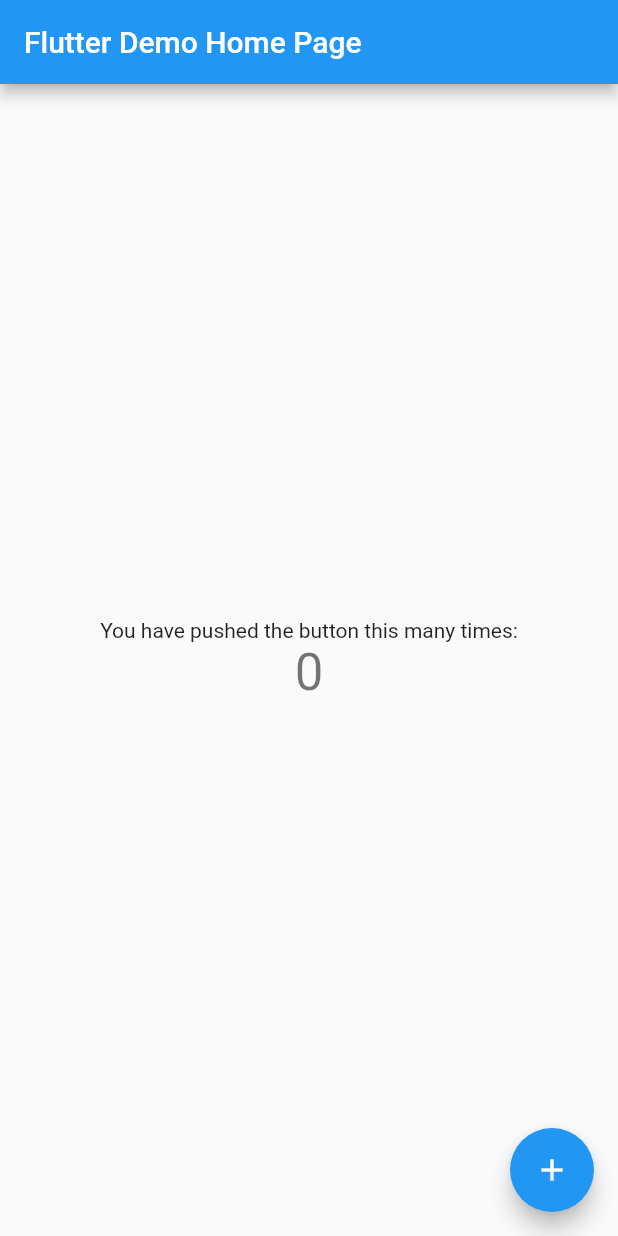
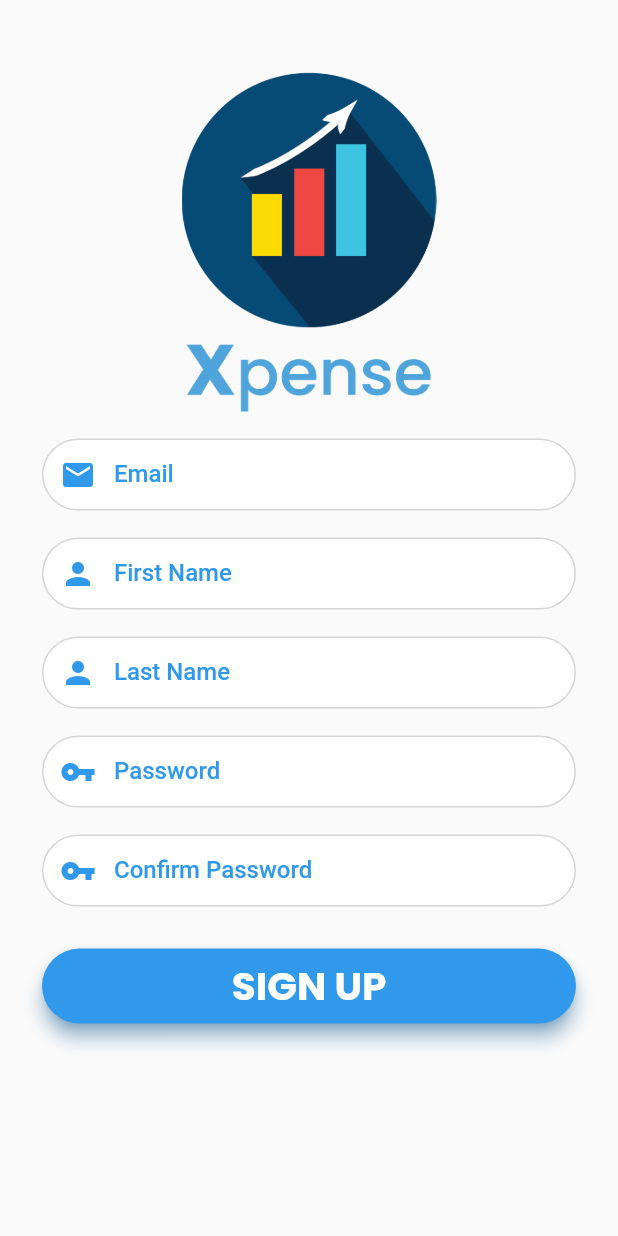
Before and after one commit to nbhatta34/XpenseApp-Android, a Flutter app: the screen it shows after launch, on a phone screen of 412 x 824 dp. Run offline on Flutter 3.47's test engine with Material 2 defaults, Android fonts, the light colour scheme and no system bars; our stand-ins replace fluttertoast, google_fonts.

Commit message:
Register Completed

```diff
--- a/analysis_options.yaml
+++ b/analysis_options.yaml
@@ -22,6 +22,7 @@
   # `// ignore_for_file: name_of_lint` syntax on the line or in the file
   # producing the lint.
   rules:
+    prefer_litter_constructors:false
     # avoid_print: false  # Uncomment to disable the `avoid_print` rule
     # prefer_single_quotes: true  # Uncomment to enable the `prefer_single_quotes` rule
 
--- /dev/null
+++ b/lib/Screens/RegisterScreen.dart
@@ -0,0 +1,296 @@
+import 'package:flutter/material.dart';
+import 'package:fluttertoast/fluttertoast.dart';
+import 'package:google_fonts/google_fonts.dart';
+import 'package:xpense_android/http/HttpUser.dart';
+import 'package:xpense_android/model/UserModel.dart';
+
+
+
+class RegisterScreen extends StatefulWidget {
+  const RegisterScreen({Key? key}) : super(key: key);
+
+  @override
+  _RegisterScreenState createState() => _RegisterScreenState();
+}
+
+class _RegisterScreenState extends State<RegisterScreen> {
+  final _formKey = GlobalKey<FormState>();
+
+  String email = "";
+  String fname = "";
+  String lname = "";
+  String password = "";
+  String confPassword = "";
+
+  Future<bool> registerUser(User u) {
+    var res = HttpConnectUser().registerPost(u);
+    return res;
+  }
+
+  @override
+  Widget build(BuildContext context) {
+    // final iconButton = IconButton(
+    //   splashColor: Colors.transparent,
+    //   onPressed: () {
+    //     Navigator.push(
+    //       context,
+    //       MaterialPageRoute(
+    //         builder: (context) => LoginScreen(),
+    //       ),
+    //     );
+    //   },
+    //   icon: Icon(
+    //     Icons.arrow_back_rounded,
+    //     color: Colors.orangeAccent,
+    //     size: 35,
+    //   ),
+    // );
+
+    final signupButton = SizedBox(
+      width: double.infinity,
+      height: 50,
+      child: ElevatedButton(
+        onPressed: () async {
+          if (_formKey.currentState!.validate()) {
+            _formKey.currentState!.save();
+            print(fname + lname + email + password);
+            User u = User(
+                firstname: fname,
+                lastname: lname,
+                email: email,
+                password: password);
+            bool isCreated = await registerUser(u);
+            if (isCreated) {
+
+              Fluttertoast.showToast(
+                msg: "Register Successful",
+                backgroundColor: Colors.greenAccent,
+                fontSize: 16,
+                gravity: ToastGravity.TOP,
+              );
+            } else {
+              Fluttertoast.showToast(
+                msg: "Failed To Create User",
+                backgroundColor: Colors.greenAccent,
+                fontSize: 16,
+                gravity: ToastGravity.TOP,
+              );
+            }
+          }
+        },
+        key: Key("register"),
+        child: Text(
+          "SIGN UP",
+          style: GoogleFonts.poppins(color: Colors.white, fontSize: 26),
+        ),
+        style: ElevatedButton.styleFrom(
+          primary: Color(0xff3099EC),
+          shadowColor: Color(0xff3099EC),
+          elevation: 5,
+          // padding: EdgeInsets.symmetric(horizontal: 115, vertical: 8),
+          shape: new RoundedRectangleBorder(
+            borderRadius: new BorderRadius.circular(30),
+          ),
+          textStyle: TextStyle(fontSize: 30, fontWeight: FontWeight.bold),
+        ),
+      ),
+    );
+
+    return SafeArea(
+      child: Scaffold(
+        backgroundColor: Theme.of(context).scaffoldBackgroundColor,
+        body: SingleChildScrollView(
+          child: Container(
+            child: Form(
+              key: _formKey,
+              child: Column(
+                children: [
+                  Image(
+                    image: AssetImage("assets/images/xpense1.png"),
+                    width: 170,
+                  ),
+                  Padding(
+                    padding:
+                        const EdgeInsets.only(left: 28.0, right: 28, top: 0),
+                    child: TextFormField(
+                      onSaved: (value) {
+                        email = value!;
+                        print(email);
+                      },
+                      decoration: InputDecoration(
+                        contentPadding: EdgeInsets.symmetric(vertical: 10),
+                        filled: true,
+                        fillColor: Theme.of(context).cardColor,
+                        labelText: "Email",
+                        labelStyle: TextStyle(
+                            fontWeight: FontWeight.w500,
+                            color: Color(0xff3099EC)),
+                        prefixIcon: Icon(
+                          Icons.mail,
+                          color: Color(0xff3099EC),
+                        ),
+                        enabledBorder: OutlineInputBorder(
+                          borderSide: BorderSide(
+                              color: Color.fromARGB(111, 161, 161, 161)),
+                          borderRadius: BorderRadius.circular(30),
+                        ),
+                        focusedBorder: OutlineInputBorder(
+                          borderSide: BorderSide(
+                              color: Color.fromARGB(111, 161, 161, 161)),
+                          borderRadius: BorderRadius.circular(30),
+                        ),
+                      ),
+                    ),
+                  ),
+                  Padding(
+                    padding:
+                        const EdgeInsets.only(left: 28.0, right: 28, top: 18),
+                    child: TextFormField(
+                      onSaved: (value) {
+                        fname = value!;
+                        print(fname);
+                      },
+                      key: Key("fname"),
+                      decoration: InputDecoration(
+                        contentPadding: EdgeInsets.symmetric(vertical: 10),
+                        filled: true,
+                        fillColor: Theme.of(context).cardColor,
+                        labelText: "First Name",
+                        labelStyle: TextStyle(
+                            fontWeight: FontWeight.w500,
+                            color: Color(0xff3099EC)),
+                        prefixIcon: Icon(
+                          Icons.person,
+                          color: Color(0xff3099EC),
+                        ),
+                        enabledBorder: OutlineInputBorder(
+                          borderSide: BorderSide(
+                              color: Color.fromARGB(111, 161, 161, 161)),
+                          borderRadius: BorderRadius.circular(30),
+                        ),
+                        focusedBorder: OutlineInputBorder(
+                          borderSide: BorderSide(
+                              color: Color.fromARGB(111, 161, 161, 161)),
+                          borderRadius: BorderRadius.circular(30),
+                        ),
+                      ),
+                    ),
+                  ),
+                  Padding(
+                    padding:
+                        const EdgeInsets.only(left: 28.0, right: 28, top: 18),
+                    child: TextFormField(
+                      onSaved: (value) {
+                        lname = value!;
+                        print(lname);
+                      },
+                      key: Key("lname"),
+                      decoration: InputDecoration(
+                        contentPadding: EdgeInsets.symmetric(vertical: 10),
+                        filled: true,
+                        fillColor: Theme.of(context).cardColor,
+                        labelText: "Last Name",
+                        labelStyle: TextStyle(
+                            fontWeight: FontWeight.w500,
+                            color: Color(0xff3099EC)),
+                        prefixIcon: Icon(
+                          Icons.person,
+                          color: Color(0xff3099EC),
+                        ),
+                        enabledBorder: OutlineInputBorder(
+                          borderSide: BorderSide(
+                              color: Color.fromARGB(111, 161, 161, 161)),
+                          borderRadius: BorderRadius.circular(30),
+                        ),
+                        focusedBorder: OutlineInputBorder(
+                          borderSide: BorderSide(
+                              color: Color.fromARGB(111, 161, 161, 161)),
+                          borderRadius: BorderRadius.circular(30),
+                        ),
+                      ),
+                    ),
+                  ),
+                  Padding(
+                    padding:
+                        const EdgeInsets.only(left: 28.0, right: 28, top: 18),
+                    child: TextFormField(
+                      onSaved: (value) {
+                        password = value!;
+                        print(password);
+                      },
+                      key: Key("password"),
+                      obscureText: true,
+                      decoration: InputDecoration(
+                        contentPadding: EdgeInsets.symmetric(vertical: 10),
+                        filled: true,
+                        fillColor: Theme.of(context).cardColor,
+                        labelText: "Password",
+                        labelStyle: TextStyle(
+                            fontWeight: FontWeight.w500,
+                            color: Color(0xff3099EC)),
+                        prefixIcon: Icon(
+                          Icons.vpn_key_sharp,
+                          color: Color(0xff3099EC),
+                        ),
+                        enabledBorder: OutlineInputBorder(
+                          borderSide: BorderSide(
+                              color: Color.fromARGB(111, 161, 161, 161)),
+                          borderRadius: BorderRadius.circular(30),
+                        ),
+                        focusedBorder: OutlineInputBorder(
+                          borderSide: BorderSide(
+                              color: Color.fromARGB(111, 161, 161, 161)),
+                          borderRadius: BorderRadius.circular(30),
+                        ),
+                      ),
+                    ),
+                  ),
+                  Padding(
+                    padding:
+                        const EdgeInsets.only(left: 28.0, right: 28, top: 18),
+                    child: TextFormField(
+                      onSaved: (value) {
+                        confPassword = value!;
+                        print(confPassword);
+                      },
+                      key: Key("confpassword"),
+                      obscureText: true,
+                      decoration: InputDecoration(
+                        contentPadding: EdgeInsets.symmetric(vertical: 10),
+                        filled: true,
+                        fillColor: Theme.of(context).cardColor,
+                        labelText: "Confirm Password",
+                        labelStyle: TextStyle(
+                            fontWeight: FontWeight.w500,
+                            color: Color(0xff3099EC)),
+                        prefixIcon: Icon(
+                          Icons.vpn_key_sharp,
+                          color: Color(0xff3099EC),
+                        ),
+                        enabledBorder: OutlineInputBorder(
+                          borderSide: BorderSide(
+                              color: Color.fromARGB(111, 161, 161, 161)),
+                          borderRadius: BorderRadius.circular(30),
+                        ),
+                        focusedBorder: OutlineInputBorder(
+                          borderSide: BorderSide(
+                              color: Color.fromARGB(111, 161, 161, 161)),
+                          borderRadius: BorderRadius.circular(30),
+                        ),
+                      ),
+                    ),
+                  ),
+                  Padding(
+                    padding: const EdgeInsets.only(
+                        left: 28.0, right: 28, top: 28, bottom: 20),
+                    child: signupButton,
+                  ),
+                ],
+              ),
+            ),
+          ),
+        ),
+      ),
+    );
+  }
+}
--- /dev/null
+++ b/lib/http/HttpUser.dart
@@ -0,0 +1,42 @@
+import 'dart:convert';
+import 'dart:io';
+import 'package:flutter/material.dart';
+import 'package:fluttertoast/fluttertoast.dart';
+import 'package:http/http.dart';
+import 'package:http/http.dart' as http;
+import 'package:xpense_android/model/UserModel.dart';
+import 'package:xpense_android/response/ResponseUser.dart';
+
+
+class HttpConnectUser {
+  Future<http.Response> get(String endpoint) async {
+    var url = Uri.parse(endpoint);
+    var response = await http.get(url);
+    return response;
+  }
+
+// +++++++++++++++++++++++++++++++++     Register  User  Function     ++++++++++++++++++++++++++++
+  String baseurl = 'http://10.0.2.2:3000/';
+  static String token = '';
+
+  //sending data to the server--- creating user
+  Future<bool> registerPost(User user) async {
+    Map<String, dynamic> userMap = {
+      "email": user.email,
+      "fname": user.firstname,
+      "lname": user.lastname,
+      "password": user.password,
+    };
+
+    // print("User Map: ${userMap}");
+
+    final response =
+        await post(Uri.parse(baseurl + 'auth/register/'), body: userMap);
+    if (response.statusCode == 200) {
+      var usrRes = ResponseUser.fromJson(jsonDecode(response.body));
+      return usrRes.success!;
+    } else {
+      return false;
+    }
+  }
+}
--- a/lib/main.dart
+++ b/lib/main.dart
@@ -1,6 +1,8 @@
 import 'package:flutter/material.dart';
+import 'package:xpense_android/Screens/RegisterScreen.dart';
 
-void main() {
+
+void main() async {
   runApp(const MyApp());
 }
 
@@ -11,105 +13,12 @@
   @override
   Widget build(BuildContext context) {
     return MaterialApp(
+      debugShowCheckedModeBanner: false,
       title: 'Flutter Demo',
       theme: ThemeData(
-        // This is the theme of your application.
-        //
-        // Try running your application with "flutter run". You'll see the
-        // application has a blue toolbar. Then, without quitting the app, try
-        // changing the primarySwatch below to Colors.green and then invoke
-        // "hot reload" (press "r" in the console where you ran "flutter run",
-        // or simply save your changes to "hot reload" in a Flutter IDE).
-        // Notice that the counter didn't reset back to zero; the application
-        // is not restarted.
         primarySwatch: Colors.blue,
       ),
-      home: const MyHomePage(title: 'Flutter Demo Home Page'),
+      home: RegisterScreen(),
     );
   }
 }
-
-class MyHomePage extends StatefulWidget {
-  const MyHomePage({Key? key, required this.title}) : super(key: key);
-
-  // This widget is the home page of your application. It is stateful, meaning
-  // that it has a State object (defined below) that contains fields that affect
-  // how it looks.
-
-  // This class is the configuration for the state. It holds the values (in this
-  // case the title) provided by the parent (in this case the App widget) and
-  // used by the build method of the State. Fields in a Widget subclass are
-  // always marked "final".
-
-  final String title;
-
-  @override
-  State<MyHomePage> createState() => _MyHomePageState();
-}
-
-class _MyHomePageState extends State<MyHomePage> {
-  int _counter = 0;
-
-  void _incrementCounter() {
-    setState(() {
-      // This call to setState tells the Flutter framework that something has
-      // changed in this State, which causes it to rerun the build method below
-      // so that the display can reflect the updated values. If we changed
-      // _counter without calling setState(), then the build method would not be
-      // called again, and so nothing would appear to happen.
-      _counter++;
-    });
-  }
-
-  @override
-  Widget build(BuildContext context) {
-    // This method is rerun every time setState is called, for instance as done
-    // by the _incrementCounter method above.
-    //
-    // The Flutter framework has been optimized to make rerunning build methods
-    // fast, so that you can just rebuild anything that needs updating rather
-    // than having to individually change instances of widgets.
-    return Scaffold(
-      appBar: AppBar(
-        // Here we take the value from the MyHomePage object that was created by
-        // the App.build method, and use it to set our appbar title.
-        title: Text(widget.title),
-      ),
-      body: Center(
-        // Center is a layout widget. It takes a single child and positions it
-        // in the middle of the parent.
-        child: Column(
-          // Column is also a layout widget. It takes a list of children and
-          // arranges them vertically. By default, it sizes itself to fit its
-          // children horizontally, and tries to be as tall as its parent.
-          //
-          // Invoke "debug painting" (press "p" in the console, choose the
-          // "Toggle Debug Paint" action from the Flutter Inspector in Android
-          // Studio, or the "Toggle Debug Paint" command in Visual Studio Code)
-          // to see the wireframe for each widget.
-          //
-          // Column has various properties to control how it sizes itself and
-          // how it positions its children. Here we use mainAxisAlignment to
-          // center the children vertically; the main axis here is the vertical
-          // axis because Columns are vertical (the cross axis would be
-          // horizontal).
-          mainAxisAlignment: MainAxisAlignment.center,
-          children: <Widget>[
-            const Text(
-              'You have pushed the button this many times:',
-            ),
-            Text(
-              '$_counter',
-              style: Theme.of(context).textTheme.headline4,
-            ),
-          ],
-        ),
-      ),
-      floatingActionButton: FloatingActionButton(
-        onPressed: _incrementCounter,
-        tooltip: 'Increment',
-        child: const Icon(Icons.add),
-      ), // This trailing comma makes auto-formatting nicer for build methods.
-    );
-  }
-}
--- /dev/null
+++ b/lib/model/UserModel.dart
@@ -0,0 +1,8 @@
+class User {
+  final String? firstname;
+  final String? lastname;
+  final String? password;
+  final String? email;
+
+  User({this.firstname, this.lastname, this.password, this.email});
+}
--- /dev/null
+++ b/lib/response/ResponseUser.dart
@@ -0,0 +1,13 @@
+class ResponseUser {
+  bool? success;
+  String? token;
+
+  ResponseUser({this.success, this.token});
+
+  factory ResponseUser.fromJson(Map<String, dynamic> json) {
+    return ResponseUser(
+      success: json['success'],
+      token: json['token'],
+    );
+  }
+}
--- a/pubspec.yaml
+++ b/pubspec.yaml
@@ -38,6 +38,8 @@
 dev_dependencies:
   flutter_test:
     sdk: flutter
+  google_fonts: ^2.3.1
+  fluttertoast: ^8.0.9
 
   # The "flutter_lints" package below contains a set of recommended lints to
   # encourage good coding practices. The lint set provided by the package is
@@ -58,7 +60,8 @@
   uses-material-design: true
 
   # To add assets to your application, add an assets section, like this:
-  # assets:
+  assets:
+    - assets/images/
   #   - images/a_dot_burr.jpeg
   #   - images/a_dot_ham.jpeg
 
```
Also changed, not shown: assets/images/xpense1.png (added), pubspec.lock, 1 other file.
